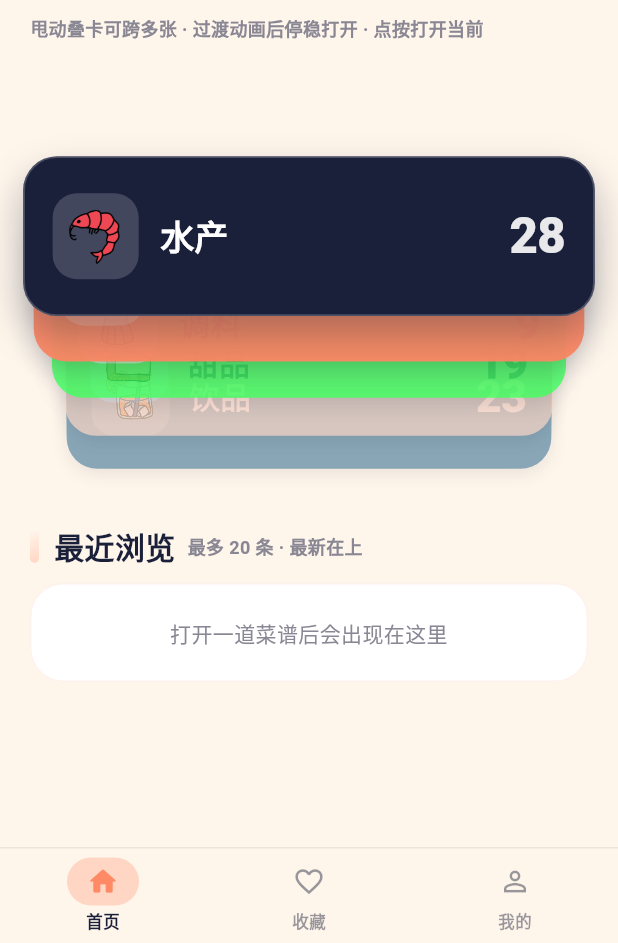
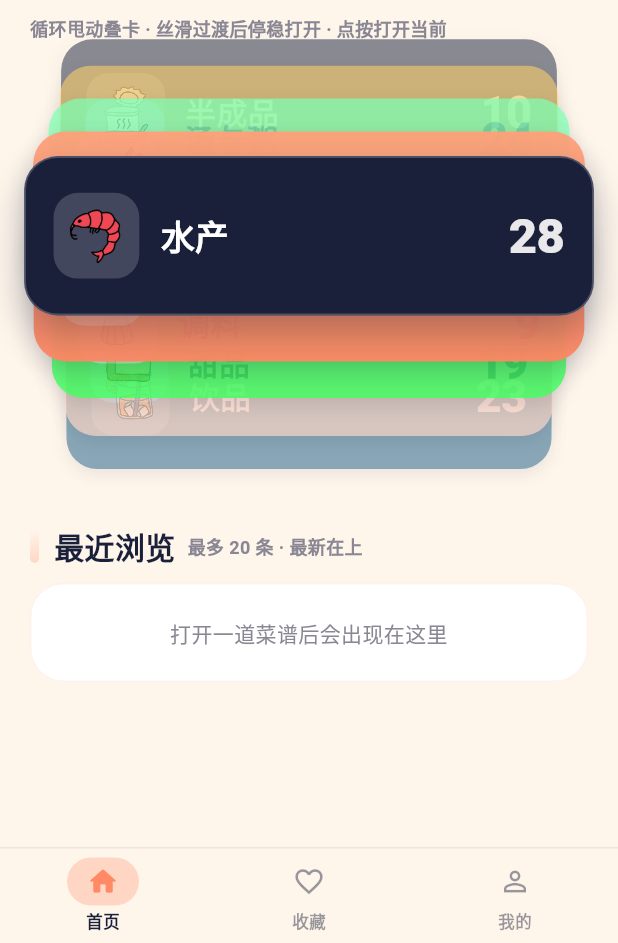
Before and after one commit to lixiangyong9131/HowToCook-mobile, a Flutter app: the screen it shows after launch, on a phone screen of 412 x 824 dp, the part 293-1236 px from its top. Run offline on Flutter 3.47's test engine with Material 3 defaults, Android fonts, the phone set to English and light mode, and no system bars; our stand-ins replace open_filex, package_info_plus, shared_preferences, webview_flutter; missing offline and left inert: webview_flutter_android, webview_flutter_wkwebview.

Commit message:
feat: v0.6.9 search synonyms+AND ingredients, wallet infinite silky loop
Search: Chinese food synonym map (番茄↔西红柿, …); multi-token queries
like 土豆牛肉 segment and AND-match title/原料 (both required).

Wallet: remove end clamps for infinite wrap; circular card layout;
softer spring/friction for silkier transitions. Prior 做法图/assets/
video autoplay unchanged.

```diff
--- /dev/null
+++ b/lib/utils/food_synonyms.dart
@@ -0,0 +1,189 @@
+/// Chinese cooking synonym groups for search (番茄↔西红柿, etc.).
+///
+/// Each inner list is one concept; any member expands to the whole group.
+class FoodSynonyms {
+  FoodSynonyms._();
+
+  /// Synonym groups — keep terms longest-first friendly (2+ chars preferred).
+  static const List<List<String>> groups = [
+    ['西红柿', '番茄', '洋柿子'],
+    ['土豆', '马铃薯', '洋芋', '土豆丝'],
+    ['牛肉', '牛腩', '牛排', '牛里脊', '肥牛', '牛肉片', '牛肉丝'],
+    ['猪肉', '猪里脊', '五花肉', '排骨', '猪排', '肉丝', '肉片', '瘦肉'],
+    ['鸡肉', '鸡胸', '鸡腿', '鸡翅', '鸡翅根', '鸡翅中', '大鸡腿', '小鸡腿'],
+    ['鸡蛋', '蛋', '鸭蛋', '鹌鹑蛋'],
+    ['白菜', '大白菜', '小白菜', '奶白菜'],
+    ['青菜', '油菜', '生菜', '菜心', '上海青'],
+    ['豆腐', '嫩豆腐', '老豆腐', '内酯豆腐', '豆腐皮', '豆干', '豆泡'],
+    ['粉条', '粉丝', '红薯粉', '宽粉', '细粉'],
+    ['米线', '米粉', '河粉', '肠粉'],
+    ['面条', '挂面', '拉面', '刀削面', '意面', '通心粉', '方便面'],
+    ['米饭', '大米', '糯米', '糙米', '米'],
+    ['虾', '大虾', '基围虾', '明虾', '虾仁', '小虾'],
+    ['鱼', '带鱼', '鲈鱼', '鲤鱼', '草鱼', '鲫鱼', '鳕鱼', '三文鱼'],
+    ['螃蟹', '蟹', '大闸蟹', '肉蟹', '蟹肉'],
+    ['蘑菇', '香菇', '平菇', '金针菇', '杏鲍菇', '口蘑', '茶树菇'],
+    ['茄子', '紫茄子', '长茄子'],
+    ['黄瓜', '青瓜'],
+    ['南瓜', '贝贝南瓜'],
+    ['冬瓜', '节瓜'],
+    ['丝瓜', '胜瓜'],
+    ['苦瓜', '凉瓜'],
+    ['萝卜', '白萝卜', '胡萝卜', '红萝卜', '青萝卜'],
+    ['玉米', '甜玉米', '玉米粒'],
+    ['花生', '花生米', '花米'],
+    ['芝麻', '白芝麻', '黑芝麻'],
+    ['辣椒', '青椒', '红椒', '尖椒', '朝天椒', '小米椒', '杭椒', '彩椒', '甜椒'],
+    ['胡椒', '黑胡椒', '白胡椒'],
+    ['花椒', '青花椒', '红花椒', '藤椒'],
+    ['大蒜', '蒜', '蒜末', '蒜蓉', '蒜片', '独头蒜'],
+    ['生姜', '姜', '姜片', '姜丝', '姜末'],
+    ['大葱', '葱', '小葱', '香葱', '葱花', '葱段'],
+    ['香菜', '芫荽'],
+    ['洋葱', '葱头'],
+    ['韭菜', '韭黄'],
+    ['芹菜', '西芹'],
+    ['菠菜', '红根菠菜'],
+    ['莲藕', '藕', '藕片'],
+    ['山药', '淮山'],
+    ['红薯', '地瓜', '番薯', '白薯'],
+    ['芋头', '香芋'],
+    ['板栗', '栗子'],
+    ['核桃', '胡桃'],
+    ['杏仁', '巴旦木'],
+    ['腰果'],
+    ['牛奶', '纯牛奶', '全脂牛奶', '鲜奶'],
+    ['酸奶', '优格'],
+    ['黄油', '奶油', '淡奶油', '动物黄油', '植物黄油'],
+    ['芝士', '奶酪', '起司', '马苏里拉'],
+    ['酱油', '生抽', '老抽', '味极鲜', '酱油膏'],
+    ['醋', '陈醋', '香醋', '米醋', '白醋', '黑醋'],
+    ['料酒', '黄酒', '花雕'],
+    ['蚝油', '耗油'],
+    ['豆瓣酱', '郫县豆瓣', '辣豆瓣'],
+    ['芝麻酱', '酱麻酱', '花生酱'],
+    ['番茄酱', '茄汁', '西红柿酱'],
+    ['淀粉', '生粉', '玉米淀粉', '土豆淀粉', '红薯淀粉'],
+    ['面粉', '中筋面粉', '低筋面粉', '高筋面粉', '小麦粉'],
+    ['鸡精', '味精'],
+    ['盐', '食盐', '海盐'],
+    ['糖', '白糖', '冰糖', '棉白糖', '砂糖', '红糖', '黄糖'],
+    ['蜂蜜', '蜜'],
+    ['油', '食用油', '菜籽油', '花生油', '玉米油', '橄榄油', '香油', '芝麻油', '辣椒油'],
+    ['排骨', '肋排', '猪排骨', '小排'],
+    ['腊肉', '腌肉', '熏肉'],
+    ['香肠', '火腿肠', '肉肠', '红肠'],
+    ['培根', '烟肉'],
+    ['午餐肉'],
+    ['皮蛋', '松花蛋', '变蛋'],
+    ['咸蛋', '咸鸭蛋'],
+    ['海带', '昆布'],
+    ['紫菜', '海苔'],
+    ['木耳', '黑木耳', '云耳'],
+    ['银耳', '白木耳'],
+    ['年糕', '宁式年糕', '水磨年糕'],
+    ['馒头', '包子', '花卷'],
+    ['饺子', '水饺', '蒸饺', '锅贴'],
+    ['馄饨', '云吞', '抄手'],
+    ['啤酒', '扎啤'],
+    ['可乐', '可口可乐', '百事可乐'],
+    ['咖啡', '拿铁'],
+    ['茶', '绿茶', '红茶', '乌龙茶', '花茶'],
+  ];
+
+  static final Map<String, Set<String>> _lookup = () {
+    final map = <String, Set<String>>{};
+    for (final g in groups) {
+      final set = g.map((e) => e.toLowerCase()).toSet();
+      for (final term in set) {
+        map[term] = set;
+      }
+    }
+    return map;
+  }();
+
+  /// All dictionary terms, longest first (for greedy segmentation).
+  static final List<String> _termsDesc = () {
+    final terms = _lookup.keys.toList()
+      ..sort((a, b) => b.length.compareTo(a.length));
+    return terms;
+  }();
+
+  /// Expand one surface form to its synonym set (at least itself).
+  static Set<String> expand(String term) {
+    final t = term.trim().toLowerCase();
+    if (t.isEmpty) return const {};
+    return _lookup[t] ?? {t};
+  }
+
+  /// Split a raw query into AND-tokens (each token = synonym set).
+  ///
+  /// - Whitespace / 、，,+ / separated parts are separate tokens.
+  /// - Continuous Chinese like 「土豆牛肉」is greedily segmented by dictionary.
+  /// - If nothing segments, the whole string is one token (with synonym expand).
+  static List<Set<String>> tokensFor(String query) {
+    final raw = query.trim();
+    if (raw.isEmpty) return const [];
+
+    final chunks = raw
+        .split(RegExp(r'[\s　,，、+/|]+'))
+        .map((e) => e.trim())
+        .where((e) => e.isNotEmpty)
+        .toList();
+
+    final out = <Set<String>>[];
+    for (final chunk in chunks) {
+      final segs = _greedySegment(chunk);
+      if (segs.isEmpty) {
+        out.add(expand(chunk));
+      } else {
+        for (final s in segs) {
+          out.add(expand(s));
+        }
+      }
+    }
+
+    // De-dupe identical synonym groups while preserving order.
+    final seen = <String>{};
+    final deduped = <Set<String>>[];
+    for (final g in out) {
+      if (g.isEmpty) continue;
+      final key = (g.toList()..sort()).join('|');
+      if (seen.add(key)) deduped.add(g);
+    }
+    return deduped;
+  }
+
+  /// Longest-match left-to-right segmentation against the synonym dictionary.
+  static List<String> _greedySegment(String input) {
+    final s = input.toLowerCase();
+    final found = <String>[];
+    var i = 0;
+    while (i < s.length) {
+      var hit = false;
+      for (final term in _termsDesc) {
+        if (term.length < 2) continue;
+        if (i + term.length <= s.length && s.substring(i, i + term.length) == term) {
+          found.add(term);
+          i += term.length;
+          hit = true;
+          break;
+        }
+      }
+      if (!hit) {
+        // Skip one code unit and continue (allows 「炒」「炖」connectors).
+        i += 1;
+      }
+    }
+    return found;
+  }
+
+  /// Whether [haystack] contains any synonym from [group].
+  static bool groupMatches(Set<String> group, String haystack) {
+    final h = haystack.toLowerCase();
+    for (final t in group) {
+      if (t.isNotEmpty && h.contains(t)) return true;
+    }
+    return false;
+  }
+}
--- a/lib/widgets/stacked_category_cards.dart
+++ b/lib/widgets/stacked_category_cards.dart
@@ -8,10 +8,10 @@ import '../theme/doodle_icons.dart';
 
 /// Apple Wallet–style **stacked overlapping** category pile (not a PageView).
 ///
-/// Folded: continuous free-scroll through the pile. Finger drag tracks 1:1;
-/// release coasts with friction (延迟滑动), then springs/folds to nearest
-/// card. Cards scrolled past rise into an **upper** peek pile; remaining
-/// cards stay in the lower peek stack. Tap front to open.
+/// Folded: continuous free-scroll through the pile (**infinite loop** —
+/// past the last card wraps to the first). Finger drag tracks 1:1; release
+/// coasts with soft friction then springs to nearest card. Passed cards
+/// rise into an upper peek pile. Tap front to open.
 /// Expanded: fan-out list with the same AnimationController as collapse.
 class StackedCategoryCards extends StatefulWidget {
   final List<CategoryInfo> categories;
@@ -47,14 +47,14 @@ class _StackedCategoryCardsState extends State<StackedCategoryCards>
   static const _gap = 12.0;
   static const _visibleBehind = 3;
   static const _visibleAbove = 3;
-  /// Finger pixels per one card of [offset].
-  static const _pxPerCard = 78.0;
+  /// Finger pixels per one card of [offset] (higher = silkier / less twitchy).
+  static const _pxPerCard = 92.0;
 
   late bool _expanded;
   late final AnimationController _fanCtrl;
   late final AnimationController _coastCtrl;
 
-  /// Continuous deck position in `[0, n-1]`. Integer = folded on that card.
+  /// Continuous deck position (unbounded; wraps mod n). Integer = front card.
   double _offset = 0;
   int _lastSettled = 0;
   bool _dragging = false;
@@ -93,12 +93,14 @@ class _StackedCategoryCardsState extends State<StackedCategoryCards>
 
   void _onCoastTick() {
     if (!mounted || _dragging) return;
-    setState(() => _offset = _coastCtrl.value.clamp(0.0, _maxOffset));
+    setState(() => _offset = _coastCtrl.value);
   }
 
   void _onCoastStatus(AnimationStatus status) {
     if (status != AnimationStatus.completed || !mounted) return;
-    final settled = _offset.round().clamp(0, (_n - 1).clamp(0, 9999));
+    if (_n < 1) return;
+    // Snap + normalize into [0, n) so offset stays bounded after wrap coasts.
+    final settled = _modIndex(_offset.round());
     setState(() {
       _offset = settled.toDouble();
       _coastCtrl.value = _offset;
@@ -106,7 +108,7 @@ class _StackedCategoryCardsState extends State<StackedCategoryCards>
     if (settled != _lastSettled) {
       _lastSettled = settled;
       HapticFeedback.selectionClick();
-      if (widget.openOnSwipeSettle && _n > 0) {
+      if (widget.openOnSwipeSettle) {
         widget.onOpen(widget.categories[settled]);
       }
     }
@@ -130,7 +132,21 @@ class _StackedCategoryCardsState extends State<StackedCategoryCards>
   void _toggle() => _expanded ? _collapse() : _expand();
 
   int get _n => widget.categories.length;
-  double get _maxOffset => (_n - 1).clamp(0, 9999).toDouble();
+
+  int _modIndex(int i) {
+    final n = _n;
+    if (n <= 0) return 0;
+    return (i % n + n) % n;
+  }
+
+  /// Shortest signed distance from focus [_offset] to card [index] on a ring.
+  double _circularRel(int index) {
+    final n = _n;
+    if (n <= 0) return 0;
+    var rel = index - _offset;
+    rel -= n * (rel / n).round();
+    return rel;
+  }
 
   int _paletteIndex(CategoryInfo cat) {
     final i = widget.categories.indexWhere((c) => c.id == cat.id);
@@ -145,9 +161,10 @@ class _StackedCategoryCardsState extends State<StackedCategoryCards>
 
   void _onVerticalDragUpdate(DragUpdateDetails d) {
     if (_expanded || !_dragging) return;
-    // Finger up (negative dy) → advance through deck (offset ↑).
+    // Finger up (negative dy) → advance through deck (offset ↑). No clamp —
+    // infinite loop lets offset run past ends and wrap visually.
     setState(() {
-      _offset = (_offset - d.delta.dy / _pxPerCard).clamp(0.0, _maxOffset);
+      _offset = _offset - d.delta.dy / _pxPerCard;
     });
   }
 
@@ -167,26 +184,25 @@ class _StackedCategoryCardsState extends State<StackedCategoryCards>
   }
 
   /// Friction coast toward a predicted stop, then soft spring-fold to nearest.
+  /// Target may lie outside `[0, n)` — visuals wrap; we normalize on settle.
   void _startCoast(double velocity) {
     if (_n < 2) {
       setState(() => _offset = 0);
       return;
     }
-    // Ballistic end under light friction → "延迟滑动".
-    final friction = FrictionSimulation(0.085, _offset, velocity);
+    // Light friction → silky 延迟滑动; no end clamps (infinite loop).
+    final friction = FrictionSimulation(0.055, _offset, velocity);
     var predicted = friction.x(double.infinity);
     if (predicted.isNaN || predicted.isInfinite) {
-      predicted = _offset + velocity * 0.35;
+      predicted = _offset + velocity * 0.45;
     }
-    predicted = predicted.clamp(0.0, _maxOffset);
-    // Free-scroll feel: snap to nearest integer after coast prediction.
-    final target = predicted.round().toDouble().clamp(0.0, _maxOffset);
+    final target = predicted.round().toDouble();
 
-    // Soft spring = lingering coast then fold. Stiffness low → 延迟.
+    // Softer spring = longer, smoother card morph between indices.
     final spring = SpringDescription(
-      mass: 1,
-      stiffness: 70,
-      damping: 14,
+      mass: 1.05,
+      stiffness: 42,
+      damping: 14.5,
     );
     final sim = SpringSimulation(spring, _offset, target, velocity);
     _coastCtrl.animateWith(sim);
@@ -247,8 +263,8 @@ class _StackedCategoryCardsState extends State<StackedCategoryCards>
         if (!_expanded)
           Text(
             widget.openOnSwipeSettle
-                ? '甩动叠卡可跨多张 · 过渡动画后停稳打开 · 点按打开当前'
-                : '甩动叠卡可跨多张 · 卡片过渡后停稳 · 点按打开',
+                ? '循环甩动叠卡 · 丝滑过渡后停稳打开 · 点按打开当前'
+                : '循环甩动叠卡 · 丝滑过渡后停稳 · 点按打开',
             style: const TextStyle(
               fontSize: 12,
               fontWeight: FontWeight.w600,
@@ -321,8 +337,8 @@ class _StackedCategoryCardsState extends State<StackedCategoryCards>
     // Draw far cards first so nearer ones paint on top.
     final indices = List<int>.generate(n, (i) => i);
     indices.sort((a, b) {
-      final da = (a - _offset).abs();
-      final db = (b - _offset).abs();
+      final da = _circularRel(a).abs();
+      final db = _circularRel(b).abs();
       final c = db.compareTo(da);
       return c != 0 ? c : a.compareTo(b);
     });
@@ -346,15 +362,16 @@ class _StackedCategoryCardsState extends State<StackedCategoryCards>
   Widget _buildWalletCard(int index, int n, double focusOrigin) {
     final cat = widget.categories[index];
     final paletteI = _paletteIndex(cat);
-    final rel = index - _offset; // <0 passed/upper, 0 focus, >0 lower
+    final rel = _circularRel(index); // <0 passed/upper, 0 focus, >0 lower
 
-    // Soft edge fade instead of hard cull — mid-scroll frames stay smooth.
-    if (rel < -(_visibleAbove + 1.0) || rel > (_visibleBehind + 1.0)) {
+    // Soft edge fade — mid-scroll frames stay smooth (ring-aware).
+    if (rel < -(_visibleAbove + 1.15) || rel > (_visibleBehind + 1.15)) {
       return const SizedBox.shrink();
     }
 
     final depthUp = (-rel).clamp(0.0, _visibleAbove + 0.8);
     final depthDown = rel.clamp(0.0, _visibleBehind + 0.8);
+    // Smoother easing for silkier morph between stacked slots.
     final upT = Curves.easeInOutCubic.transform(
       (depthUp / (_visibleAbove + 0.8)).clamp(0.0, 1.0),
     );
@@ -382,16 +399,16 @@ class _StackedCategoryCardsState extends State<StackedCategoryCards>
       elev = 10.0 * (1.0 - downT);
     }
 
-    // Front card lifts while between integers (visible card morph).
+    // Front card eases between slots (visible card morph, less twitchy).
     final frac = (rel.abs() < 1) ? (1.0 - rel.abs()) : 0.0;
-    final lift = Curves.easeOut.transform(frac.clamp(0.0, 1.0));
-    final dragLift = _dragging ? 1.0 : 0.55;
-    scale += 0.045 * lift * dragLift;
-    top -= 10.0 * lift * dragLift;
-    elev += 14.0 * lift;
+    final lift = Curves.easeInOutCubic.transform(frac.clamp(0.0, 1.0));
+    final dragLift = _dragging ? 1.0 : 0.7;
+    scale += 0.03 * lift * dragLift;
+    top -= 8.0 * lift * dragLift;
+    elev += 12.0 * lift;
 
     final isFront = rel.abs() < 0.5;
-    final tilt = (rel <= 0 ? -upT : downT) * 0.06;
+    final tilt = (rel <= 0 ? -upT : downT) * 0.035;
 
     return Positioned(
       top: top,
--- a/pubspec.yaml
+++ b/pubspec.yaml
@@ -1,7 +1,7 @@
 name: how_to_cook
 description: 程序员做饭指南移动端 — 离线菜谱，致敬 Anduin2017/HowToCook
 publish_to: 'none'
-version: 0.6.8+16
+version: 0.6.9+17
 
 environment:
   sdk: ^3.9.2
```
Also changed, not shown: lib/services/recipe_repository.dart (+78 -7 lines), 3 other files.
